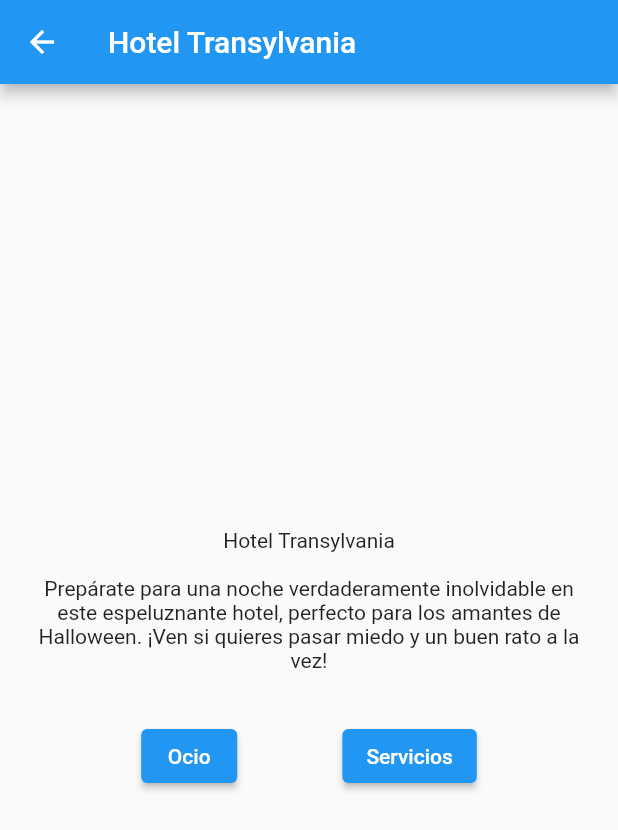
After one commit to tomaspalaoro/flutter_transylvania, a Flutter app: the HomeScreen screen opened directly, on a phone screen of 412 x 824 dp. The commit adds this screen. Shown: the top 830 px of the screen. Run offline on Flutter 3.47's test engine with Material 2 defaults, Android fonts, the light colour scheme and no system bars.

Commit message:
de login a home

```diff
--- /dev/null
+++ b/lib/home.dart
@@ -0,0 +1,50 @@
+import 'package:flutter/material.dart';
+// ignore_for_file: prefer_const_constructors
+
+class HomeScreen extends StatelessWidget {
+  @override
+  Widget build(BuildContext context) {
+    return Scaffold(
+      appBar: AppBar(
+        title: Text('Hotel Transylvania'),
+      ),
+      body: Padding(
+        padding: const EdgeInsets.all(24.0),
+        child: Center(
+          child: Column(
+            mainAxisAlignment: MainAxisAlignment.center,
+            children: <Widget>[
+              Text(
+                'Hotel Transylvania',
+                textAlign: TextAlign.center,
+              ),
+              SizedBox(height: 16.0),
+              Text(
+                'Prepárate para una noche verdaderamente inolvidable en este espeluznante hotel, perfecto para los amantes de Halloween. ¡Ven si quieres pasar miedo y un buen rato a la vez!',
+                textAlign: TextAlign.center,
+              ),
+              SizedBox(height: 32.0),
+              Row(
+                mainAxisAlignment: MainAxisAlignment.spaceEvenly,
+                children: <Widget>[
+                  ElevatedButton(
+                    child: Text('Ocio'),
+                    onPressed: () {
+                      // TODO
+                    },
+                  ),
+                  ElevatedButton(
+                    child: Text('Servicios'),
+                    onPressed: () {
+                      // TODO
+                    },
+                  ),
+                ],
+              ),
+            ],
+          ),
+        ),
+      ),
+    );
+  }
+}
--- a/lib/login.dart
+++ b/lib/login.dart
@@ -1,4 +1,5 @@
 import 'package:flutter/material.dart';
+import 'package:flutter_transylvania/home.dart';
 
 class LoginScreen extends StatefulWidget {
   @override
@@ -80,8 +81,12 @@
                         onPressed: () {
                           if (_formKey.currentState!.validate()) {
                             _formKey.currentState!.save();
-                            // TODO: Implement login logic
                             print("login");
+                            Navigator.push(
+                              context,
+                              MaterialPageRoute(
+                                  builder: (context) => HomeScreen()),
+                            );
                           }
                         },
                       ),
--- a/lib/main.dart
+++ b/lib/main.dart
@@ -1,4 +1,5 @@
 import 'package:flutter/material.dart';
+import 'package:flutter_transylvania/home.dart';
 import 'package:flutter_transylvania/login.dart';
 import 'dart:convert'; //para trabajar con JSON
 import 'package:http/http.dart' as http; //import http
```
